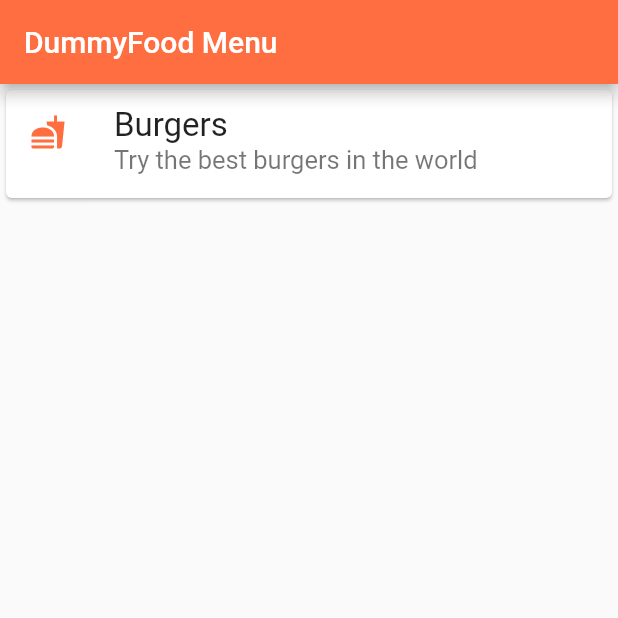
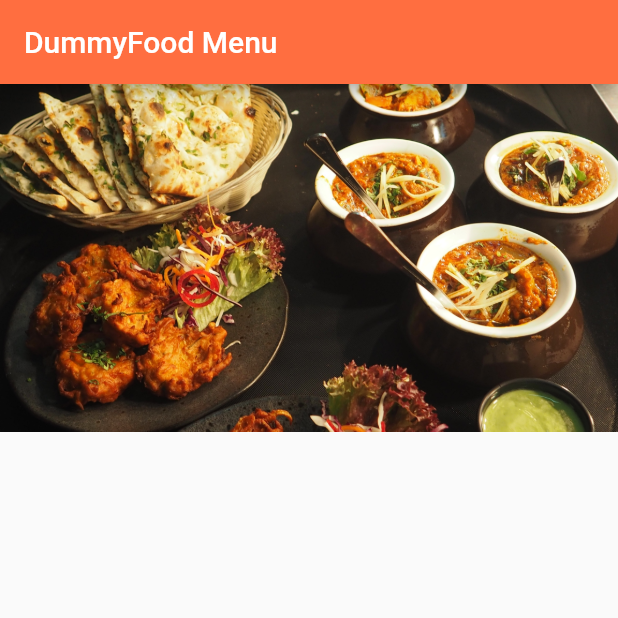
Before and after one commit to jasminskopljak/dummy-food, a Flutter app: the screen it shows after launch, on a phone screen of 412 x 824 dp, the top half of it. Run offline on Flutter 3.47's test engine with Material 2 defaults, Android fonts, the phone set to English and light mode, and no system bars.

Commit message:
define assets folder and load first image in the app

```diff
--- a/lib/main.dart
+++ b/lib/main.dart
@@ -65,20 +65,7 @@ class DummyFoodHome extends StatelessWidget {
             MaterialPageRoute(builder: (context) => const ProductRoute()),
           );
         },
-      child: Card(
-        child: Column(mainAxisSize: MainAxisSize.min, children: const <Widget>[
-          ListTile(
-            leading: Icon(Icons.fastfood, color: Colors.deepOrangeAccent),
-            title: Text(
-              'Burgers',
-              style: TextStyle(fontSize: 22.0),
-            ),
-            subtitle: Text('Try the best burgers in the world',
-                style: TextStyle(fontSize: 17)),
-          ),
-        ]),
-      ),
-    );
+        child: const Image(image: AssetImage('assets/images/food_1.jpg')));
   }
 }
 
--- a/pubspec.yaml
+++ b/pubspec.yaml
@@ -58,6 +58,8 @@ flutter:
   # included with your application, so that you can use the icons in
   # the material Icons class.
   uses-material-design: true
+  assets:
+    - assets/images/
 
   # To add assets to your application, add an assets section, like this:
   # assets:
```
Also changed, not shown: assets/images/food_1.jpg (added). Lines whose indentation alone changed are shown as unchanged.
